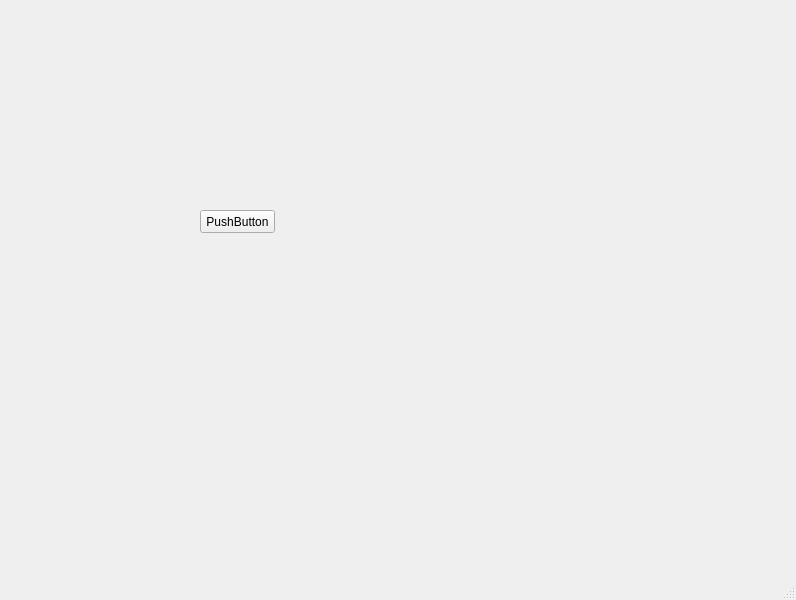
The window that view/vmGui.ui (sqq0216/vmSystem) describes before a commit, drawn with Qt 5.
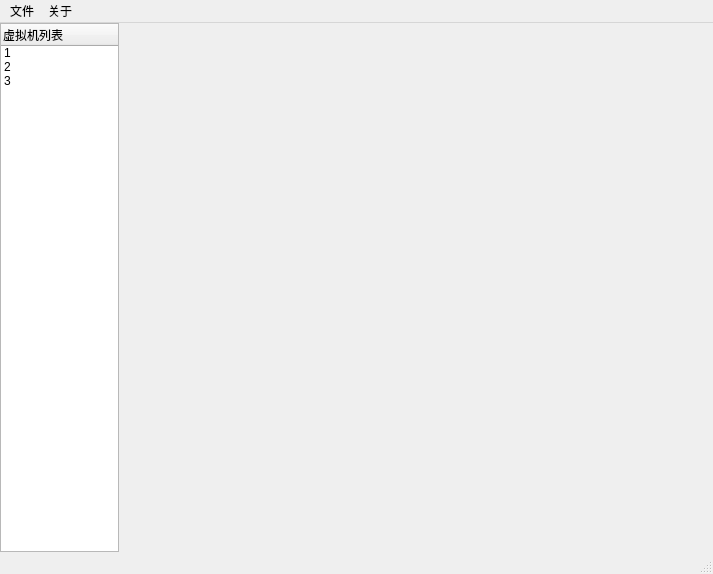
The same window after the commit.

Commit message: 尝试更改gui中

```diff
--- a/view/vmGui.ui
+++ b/view/vmGui.ui
@@ -1,42 +1,128 @@
 <?xml version="1.0" encoding="UTF-8"?>
 <ui version="4.0">
- <class>MainWindow</class>
- <widget class="QMainWindow" name="MainWindow">
+ <class>mainWindow</class>
+ <widget class="QMainWindow" name="mainWindow">
+  <property name="enabled">
+   <bool>true</bool>
+  </property>
   <property name="geometry">
    <rect>
     <x>0</x>
     <y>0</y>
-    <width>796</width>
-    <height>600</height>
+    <width>713</width>
+    <height>574</height>
    </rect>
   </property>
+  <property name="minimumSize">
+   <size>
+    <width>500</width>
+    <height>500</height>
+   </size>
+  </property>
+  <property name="cursor">
+   <cursorShape>ArrowCursor</cursorShape>
+  </property>
+  <property name="mouseTracking">
+   <bool>false</bool>
+  </property>
   <property name="windowTitle">
-   <string>MainWindow</string>
+   <string>虚拟机安全监控系统</string>
+  </property>
+  <property name="autoFillBackground">
+   <bool>false</bool>
+  </property>
+  <property name="documentMode">
+   <bool>false</bool>
   </property>
   <widget class="QWidget" name="centralwidget">
-   <widget class="QPushButton" name="pushButton">
-    <property name="geometry">
-     <rect>
-      <x>200</x>
-      <y>210</y>
-      <width>75</width>
-      <height>23</height>
-     </rect>
+   <property name="enabled">
+    <bool>true</bool>
+   </property>
+   <layout class="QHBoxLayout" name="horizontalLayout" stretch="1,5">
+    <property name="spacing">
+     <number>0</number>
     </property>
-    <property name="text">
-     <string>PushButton</string>
+    <property name="margin">
+     <number>0</number>
     </property>
-   </widget>
+    <item>
+     <widget class="QTreeWidget" name="treeWidget">
+      <property name="rootIsDecorated">
+       <bool>false</bool>
+      </property>
+      <property name="itemsExpandable">
+       <bool>false</bool>
+      </property>
+      <property name="expandsOnDoubleClick">
+       <bool>false</bool>
+      </property>
+      <column>
+       <property name="text">
+        <string>虚拟机列表</string>
+       </property>
+      </column>
+      <item>
+       <property name="text">
+        <string>1</string>
+       </property>
+      </item>
+      <item>
+       <property name="text">
+        <string>2</string>
+       </property>
+      </item>
+      <item>
+       <property name="text">
+        <string>3</string>
+       </property>
+       <item>
+        <property name="text">
+         <string>4</string>
+        </property>
+        <item>
+         <property name="text">
+          <string>555555</string>
+         </property>
+        </item>
+       </item>
+      </item>
+     </widget>
+    </item>
+    <item>
+     <widget class="QStackedWidget" name="stackedWidget">
+      <property name="autoFillBackground">
+       <bool>true</bool>
+      </property>
+      <property name="currentIndex">
+       <number>0</number>
+      </property>
+      <widget class="QWidget" name="page"/>
+      <widget class="QWidget" name="page_2"/>
+     </widget>
+    </item>
+   </layout>
   </widget>
   <widget class="QMenuBar" name="menubar">
    <property name="geometry">
     <rect>
      <x>0</x>
      <y>0</y>
-     <width>796</width>
+     <width>713</width>
      <height>23</height>
     </rect>
    </property>
+   <widget class="QMenu" name="menu">
+    <property name="title">
+     <string>文件</string>
+    </property>
+   </widget>
+   <widget class="QMenu" name="menu_2">
+    <property name="title">
+     <string>关于</string>
+    </property>
+   </widget>
+   <addaction name="menu"/>
+   <addaction name="menu_2"/>
   </widget>
   <widget class="QStatusBar" name="statusbar"/>
  </widget>
```
